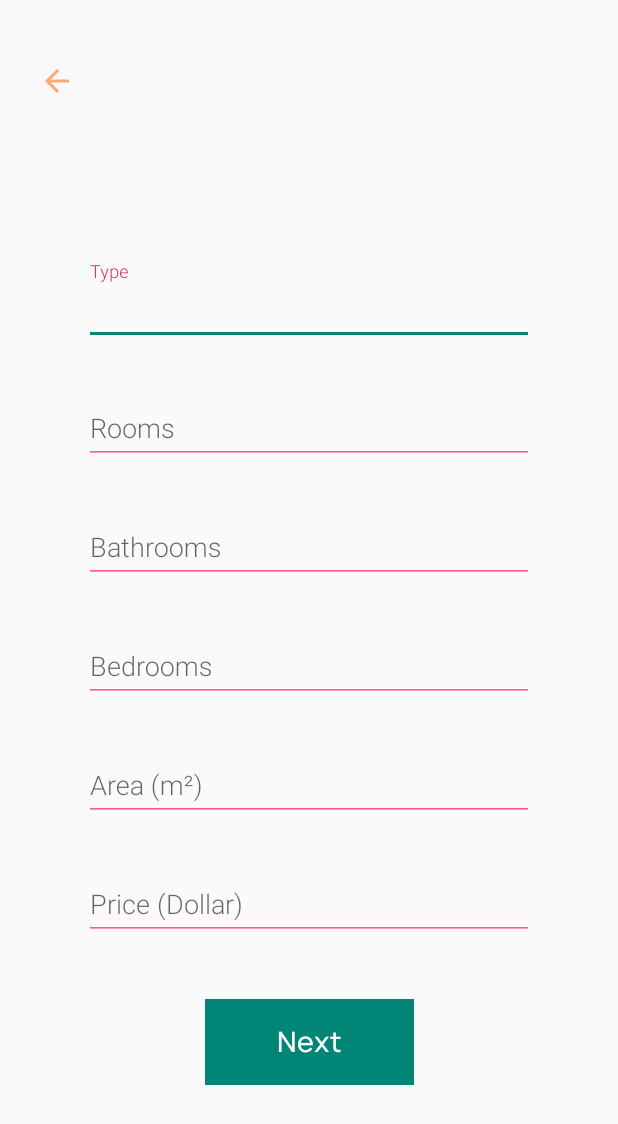
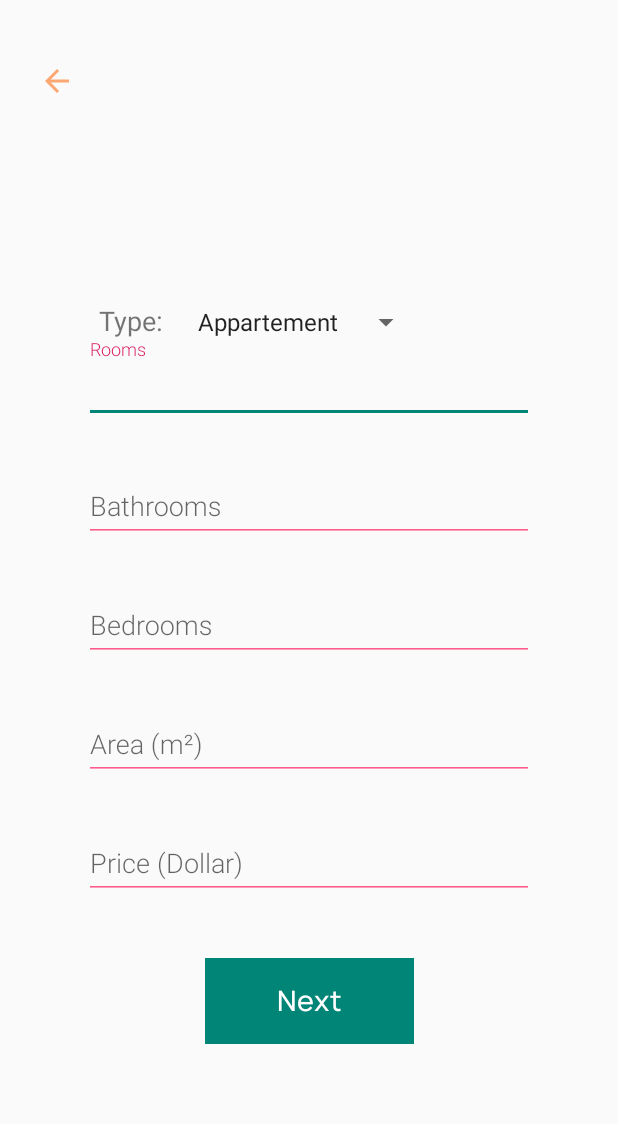
Before and after one commit to julien-eko/RealEstateManagerKotlin, an Android app: the layout fragment_new_property_fragment2.xml on its own in the app's theme, with its tools: preview values and no code run, on a phone screen of 412 x 824 dp. Shown: the top 1124 px of the screen. Run offline under Robolectric (Android 15) with nearby library versions, the phone set to English and light mode, and no system bars.

Commit message:
replace edit text type by spinner and add last agent default value when create new property

```diff
--- a/app/src/main/java/com/julien/realestatemanager/controller/fragment/PropertyFragment1.kt
+++ b/app/src/main/java/com/julien/realestatemanager/controller/fragment/PropertyFragment1.kt
@@ -1,6 +1,7 @@
 package com.julien.realestatemanager.controller.fragment
 
 
+import android.content.Context
 import android.os.Bundle
 import androidx.fragment.app.Fragment
 import androidx.lifecycle.Observer
@@ -39,6 +40,11 @@ class PropertyFragment1 : Fragment() {
     override fun onViewCreated(view: View, savedInstanceState: Bundle?) {
         super.onViewCreated(view, savedInstanceState)
 
+        val sharedPref = activity?.getPreferences(Context.MODE_PRIVATE) ?: return
+        val defaultValue = ""
+        val lastAgent = sharedPref.getString("agent", defaultValue)
+
+        edit_real_estate_agent.setText(lastAgent)
 
         val propertyActivity: PropertyActivity = activity as PropertyActivity
 
--- a/app/src/main/res/layout/fragment_new_property_fragment2.xml
+++ b/app/src/main/res/layout/fragment_new_property_fragment2.xml
@@ -27,22 +27,28 @@
             app:layout_constraintTop_toTopOf="parent"
             tools:ignore="MissingConstraints">
 
-        <com.google.android.material.textfield.TextInputLayout
-                android:layout_width="match_parent"
-                android:layout_height="wrap_content"
-                app:errorTextAppearance="@style/MyErrorText"
-                app:errorEnabled="true">
+<LinearLayout
+        android:layout_width="wrap_content"
+        android:layout_height="wrap_content"
+        android:layout_marginHorizontal="10dp"
+    android:orientation="horizontal">
 
-            <EditText
-                    android:id="@+id/edit_type_fragment_2"
-                    android:layout_width="match_parent"
-                    android:layout_height="wrap_content"
-                    android:fontFamily="sans-serif-light"
-                    android:inputType="textAutoComplete"
-                    android:theme="@style/MyEditText"
-                    android:textSize="18sp"
-                    android:hint="Type"/>
-        </com.google.android.material.textfield.TextInputLayout>
+<TextView
+        android:layout_width="wrap_content"
+        android:layout_height="wrap_content"
+        android:textSize="18dp"
+    android:text="Type: "/>
+
+    <Spinner
+            android:id="@+id/spinner_type"
+            android:layout_width="wrap_content"
+            android:layout_height="wrap_content"
+            android:layout_marginHorizontal="10dp"
+            android:entries="@array/type_arrays"
+            android:prompt="@string/statut_prompt" />
+
+</LinearLayout>
+
 
         <com.google.android.material.textfield.TextInputLayout
                 android:layout_width="match_parent"
--- a/app/src/main/res/values/strings.xml
+++ b/app/src/main/res/values/strings.xml
@@ -70,4 +70,13 @@
         <item>Dispo</item>
         <item>Vendu</item>
     </string-array>
+
+    <string-array name="type_arrays">
+        <item>Appartement</item>
+        <item>Loft</item>
+        <item>Manoir</item>
+        <item>Maison</item>
+    </string-array>
+
+
 </resources>
```
Also changed, not shown: app/src/main/java/com/julien/realestatemanager/controller/activity/PropertyActivity.kt (+11 -4 lines), app/src/main/java/com/julien/realestatemanager/controller/fragment/PropertyFragment2.kt (+15 -7 lines).
